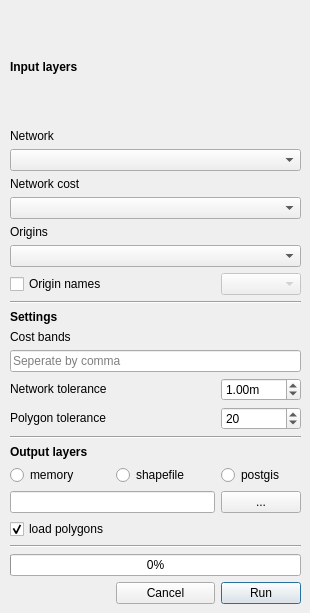
First picture: the form in esstoolkit/catchment_analyser/catchment_analyser_dialog_base.ui, repository SpaceGroupUCL/qgisSpaceSyntaxToolkit, before the edit.
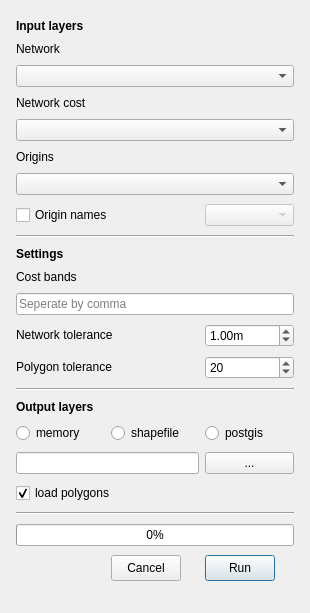
Second picture: the form after the edit.

Commit message: ui fixes and catchment output

Patch:
```diff
--- a/esstoolkit/catchment_analyser/catchment_analyser_dialog_base.ui
+++ b/esstoolkit/catchment_analyser/catchment_analyser_dialog_base.ui
@@ -11,7 +11,7 @@
    </rect>
   </property>
   <property name="sizePolicy">
-   <sizepolicy hsizetype="MinimumExpanding" vsizetype="MinimumExpanding">
+   <sizepolicy hsizetype="Preferred" vsizetype="Preferred">
     <horstretch>0</horstretch>
     <verstretch>0</verstretch>
    </sizepolicy>
@@ -37,74 +37,81 @@
   <property name="modal">
    <bool>false</bool>
   </property>
-  <widget class="QWidget" name="layoutWidget">
-   <property name="geometry">
-    <rect>
-     <x>10</x>
-     <y>10</y>
-     <width>291</width>
-     <height>594</height>
-    </rect>
-   </property>
+  <layout class="QHBoxLayout" name="horizontalLayout">
+   <item>
    <layout class="QGridLayout">
     <property name="sizeConstraint">
-     <enum>QLayout::SetMaximumSize</enum>
-    </property>
-    <item row="23" column="2">
-     <widget class="QPushButton" name="analysisButton">
+      <enum>QLayout::SetNoConstraint</enum>
+     </property>
+     <property name="leftMargin">
+      <number>5</number>
+     </property>
+     <property name="topMargin">
+      <number>5</number>
+     </property>
+     <property name="rightMargin">
+      <number>5</number>
+     </property>
+     <property name="bottomMargin">
+      <number>5</number>
+     </property>
+     <item row="13" column="2">
+      <widget class="QDoubleSpinBox" name="polygonTolSpin">
       <property name="sizePolicy">
-       <sizepolicy hsizetype="Fixed" vsizetype="Fixed">
+        <sizepolicy hsizetype="Minimum" vsizetype="Fixed">
         <horstretch>0</horstretch>
         <verstretch>0</verstretch>
        </sizepolicy>
       </property>
-      <property name="focusPolicy">
-       <enum>Qt::StrongFocus</enum>
-      </property>
-      <property name="text">
-       <string>  Run  </string>
-      </property>
-      <property name="iconSize">
+       <property name="minimumSize">
        <size>
-        <width>16</width>
-        <height>16</height>
-       </size>
-      </property>
-      <property name="default">
-       <bool>false</bool>
-      </property>
-      <property name="flat">
-       <bool>false</bool>
-      </property>
-     </widget>
-    </item>
-    <item row="12" column="0" colspan="2">
-     <widget class="QLabel" name="label_4">
-      <property name="sizePolicy">
-       <sizepolicy hsizetype="Minimum" vsizetype="Fixed">
-        <horstretch>0</horstretch>
-        <verstretch>0</verstretch>
-       </sizepolicy>
-      </property>
-      <property name="text">
-       <string>Cost bands</string>
+         <width>0</width>
+         <height>0</height>
+        </size>
+       </property>
+       <property name="decimals">
+        <number>0</number>
+       </property>
+       <property name="maximum">
+        <double>99.000000000000000</double>
+       </property>
+       <property name="singleStep">
+        <double>1.000000000000000</double>
+       </property>
+       <property name="value">
+        <double>20.000000000000000</double>
       </property>
      </widget>
     </item>
-    <item row="21" column="0" colspan="3">
-     <widget class="Line" name="line_3">
+     <item row="12" column="2">
+      <widget class="QDoubleSpinBox" name="networkTolSpin">
       <property name="sizePolicy">
        <sizepolicy hsizetype="Minimum" vsizetype="Fixed">
         <horstretch>0</horstretch>
         <verstretch>0</verstretch>
        </sizepolicy>
       </property>
-      <property name="orientation">
-       <enum>Qt::Horizontal</enum>
-      </property>
-     </widget>
-    </item>
-    <item row="15" column="0" colspan="2">
+       <property name="minimumSize">
+        <size>
+         <width>0</width>
+         <height>0</height>
+        </size>
+       </property>
+       <property name="suffix">
+        <string>m</string>
+       </property>
+       <property name="maximum">
+        <double>100.000000000000000</double>
+       </property>
+       <property name="singleStep">
+        <double>0.100000000000000</double>
+       </property>
+       <property name="value">
+        <double>1.000000000000000</double>
+       </property>
+      </widget>
+     </item>
+     <item row="13" column="0" colspan="2">
      <widget class="QLabel" name="label_5">
       <property name="sizePolicy">
        <sizepolicy hsizetype="Minimum" vsizetype="Fixed">
@@ -117,79 +124,42 @@
       </property>
      </widget>
     </item>
-    <item row="6" column="0" colspan="3">
-     <widget class="QComboBox" name="originsCombo">
-      <property name="sizePolicy">
-       <sizepolicy hsizetype="Minimum" vsizetype="Fixed">
-        <horstretch>0</horstretch>
-        <verstretch>0</verstretch>
-       </sizepolicy>
-      </property>
-     </widget>
-    </item>
-    <item row="5" column="0" colspan="2">
-     <widget class="QLabel" name="origin_layer">
-      <property name="sizePolicy">
-       <sizepolicy hsizetype="Minimum" vsizetype="Fixed">
-        <horstretch>0</horstretch>
-        <verstretch>0</verstretch>
-       </sizepolicy>
-      </property>
-      <property name="text">
-       <string>Origins</string>
-      </property>
-     </widget>
-    </item>
-    <item row="22" column="0" colspan="3">
-     <widget class="QProgressBar" name="analysisProgress">
-      <property name="sizePolicy">
-       <sizepolicy hsizetype="Minimum" vsizetype="Fixed">
-        <horstretch>0</horstretch>
-        <verstretch>0</verstretch>
-       </sizepolicy>
-      </property>
-      <property name="value">
-       <number>0</number>
-      </property>
-     </widget>
-    </item>
-    <item row="9" column="2">
-     <widget class="QComboBox" name="nameCombo">
-      <property name="enabled">
-       <bool>false</bool>
-      </property>
-      <property name="sizePolicy">
-       <sizepolicy hsizetype="Minimum" vsizetype="Fixed">
-        <horstretch>0</horstretch>
-        <verstretch>0</verstretch>
-       </sizepolicy>
-      </property>
-     </widget>
-    </item>
     <item row="9" column="0" colspan="2">
-     <widget class="QCheckBox" name="nameCheck">
-      <property name="contextMenuPolicy">
-       <enum>Qt::PreventContextMenu</enum>
-      </property>
+      <widget class="QLabel" name="label_6">
+       <property name="sizePolicy">
+        <sizepolicy hsizetype="Minimum" vsizetype="Fixed">
+         <horstretch>0</horstretch>
+         <verstretch>0</verstretch>
+        </sizepolicy>
+       </property>
+       <property name="font">
+        <font>
+         <weight>75</weight>
+         <bold>true</bold>
+        </font>
+       </property>
       <property name="text">
-       <string>Origin names</string>
-      </property>
-      <property name="checked">
-       <bool>false</bool>
-      </property>
-     </widget>
-    </item>
-    <item row="18" column="2">
-     <widget class="QRadioButton" name="postgisRadioButton">
+        <string>Settings</string>
+       </property>
+      </widget>
+     </item>
+     <item row="12" column="0" colspan="2">
+      <widget class="QLabel" name="label">
+       <property name="sizePolicy">
+        <sizepolicy hsizetype="Minimum" vsizetype="Fixed">
+         <horstretch>0</horstretch>
+         <verstretch>0</verstretch>
+        </sizepolicy>
+       </property>
       <property name="text">
-       <string>postgis</string>
+        <string>Network tolerance</string>
       </property>
      </widget>
     </item>
-    <item row="13" column="0" colspan="3">
+     <item row="11" column="0" colspan="3">
      <widget class="QLineEdit" name="distancesText">
       <property name="sizePolicy">
-       <sizepolicy hsizetype="Minimum" vsizetype="Fixed">
+        <sizepolicy hsizetype="MinimumExpanding" vsizetype="Fixed">
         <horstretch>0</horstretch>
         <verstretch>0</verstretch>
        </sizepolicy>
@@ -217,21 +187,8 @@
       </property>
      </widget>
     </item>
-    <item row="0" column="0" colspan="2">
-     <widget class="QLabel" name="label_2">
-      <property name="font">
-       <font>
-        <weight>75</weight>
-        <bold>true</bold>
-       </font>
-      </property>
-      <property name="text">
-       <string>Input layers</string>
-      </property>
-     </widget>
-    </item>
-    <item row="14" column="0" colspan="2">
-     <widget class="QLabel" name="label">
+     <item row="10" column="0" colspan="2">
+      <widget class="QLabel" name="label_4">
       <property name="sizePolicy">
        <sizepolicy hsizetype="Minimum" vsizetype="Fixed">
         <horstretch>0</horstretch>
@@ -239,84 +196,14 @@
        </sizepolicy>
       </property>
       <property name="text">
-       <string>Network tolerance</string>
-      </property>
-     </widget>
-    </item>
-    <item row="23" column="1">
-     <widget class="QPushButton" name="cancelButton">
-      <property name="sizePolicy">
-       <sizepolicy hsizetype="Minimum" vsizetype="Fixed">
-        <horstretch>0</horstretch>
-        <verstretch>0</verstretch>
-       </sizepolicy>
-      </property>
-      <property name="focusPolicy">
-       <enum>Qt::NoFocus</enum>
-      </property>
-      <property name="text">
-       <string>Cancel</string>
-      </property>
-     </widget>
-    </item>
-    <item row="15" column="2">
-     <widget class="QDoubleSpinBox" name="polygonTolSpin">
-      <property name="sizePolicy">
-       <sizepolicy hsizetype="Minimum" vsizetype="Fixed">
-        <horstretch>0</horstretch>
-        <verstretch>0</verstretch>
-       </sizepolicy>
-      </property>
-      <property name="minimumSize">
-       <size>
-        <width>0</width>
-        <height>0</height>
-       </size>
-      </property>
-      <property name="decimals">
-       <number>0</number>
-      </property>
-      <property name="maximum">
-       <double>99.000000000000000</double>
-      </property>
-      <property name="singleStep">
-       <double>1.000000000000000</double>
-      </property>
-      <property name="value">
-       <double>20.000000000000000</double>
-      </property>
-     </widget>
-    </item>
-    <item row="18" column="1">
-     <widget class="QRadioButton" name="shpRadioButton">
-      <property name="text">
-       <string>shapefile</string>
-      </property>
-     </widget>
-    </item>
-    <item row="11" column="0" colspan="2">
-     <widget class="QLabel" name="label_6">
-      <property name="sizePolicy">
-       <sizepolicy hsizetype="Minimum" vsizetype="Fixed">
-        <horstretch>0</horstretch>
-        <verstretch>0</verstretch>
-       </sizepolicy>
-      </property>
-      <property name="font">
-       <font>
-        <weight>75</weight>
-        <bold>true</bold>
-       </font>
-      </property>
-      <property name="text">
-       <string>Settings</string>
+        <string>Cost bands</string>
       </property>
      </widget>
     </item>
     <item row="1" column="0" colspan="2">
      <widget class="QLabel" name="network_layer">
       <property name="sizePolicy">
-       <sizepolicy hsizetype="Minimum" vsizetype="Fixed">
+        <sizepolicy hsizetype="MinimumExpanding" vsizetype="Fixed">
         <horstretch>0</horstretch>
         <verstretch>0</verstretch>
        </sizepolicy>
@@ -329,18 +216,57 @@
       </property>
      </widget>
     </item>
-    <item row="20" column="0" colspan="2">
-     <widget class="QCheckBox" name="polygonCheck">
+     <item row="7" column="0" colspan="2">
+      <widget class="QCheckBox" name="nameCheck">
+       <property name="contextMenuPolicy">
+        <enum>Qt::PreventContextMenu</enum>
+       </property>
       <property name="text">
-       <string>load polygons</string>
+        <string>Origin names</string>
       </property>
       <property name="checked">
+        <bool>false</bool>
+       </property>
+      </widget>
+     </item>
+     <item row="5" column="0" colspan="2">
+      <widget class="QLabel" name="origin_layer">
+       <property name="sizePolicy">
+        <sizepolicy hsizetype="MinimumExpanding" vsizetype="Fixed">
+         <horstretch>0</horstretch>
+         <verstretch>0</verstretch>
+        </sizepolicy>
+       </property>
+       <property name="text">
+        <string>Origins</string>
+       </property>
+      </widget>
+     </item>
+     <item row="4" column="0" colspan="3">
+      <widget class="QComboBox" name="costCombo">
+       <property name="enabled">
        <bool>true</bool>
       </property>
-     </widget>
-    </item>
-    <item row="17" column="0" colspan="2">
-     <widget class="QLabel" name="label_3">
+       <property name="sizePolicy">
+        <sizepolicy hsizetype="MinimumExpanding" vsizetype="Fixed">
+         <horstretch>0</horstretch>
+         <verstretch>0</verstretch>
+        </sizepolicy>
+       </property>
+      </widget>
+     </item>
+     <item row="6" column="0" colspan="3">
+      <widget class="QComboBox" name="originsCombo">
+       <property name="sizePolicy">
+        <sizepolicy hsizetype="MinimumExpanding" vsizetype="Fixed">
+         <horstretch>0</horstretch>
+         <verstretch>0</verstretch>
+        </sizepolicy>
+       </property>
+      </widget>
+     </item>
+     <item row="0" column="0" colspan="2">
+      <widget class="QLabel" name="label_2">
       <property name="sizePolicy">
        <sizepolicy hsizetype="Minimum" vsizetype="Fixed">
         <horstretch>0</horstretch>
@@ -354,11 +280,21 @@
        </font>
       </property>
       <property name="text">
-       <string>Output layers</string>
+        <string>Input layers</string>
       </property>
      </widget>
     </item>
-    <item row="10" column="0" colspan="3">
+     <item row="2" column="0" colspan="3">
+      <widget class="QComboBox" name="networkCombo">
+       <property name="sizePolicy">
+        <sizepolicy hsizetype="MinimumExpanding" vsizetype="Fixed">
+         <horstretch>0</horstretch>
+         <verstretch>0</verstretch>
+        </sizepolicy>
+       </property>
+      </widget>
+     </item>
+     <item row="8" column="0" colspan="3">
      <widget class="Line" name="line">
       <property name="sizePolicy">
        <sizepolicy hsizetype="Minimum" vsizetype="Fixed">
@@ -371,29 +307,39 @@
       </property>
      </widget>
     </item>
-    <item row="19" column="0" colspan="2">
-     <widget class="QLineEdit" name="networkText">
+     <item row="7" column="2">
+      <widget class="QComboBox" name="nameCombo">
+       <property name="enabled">
+        <bool>false</bool>
+       </property>
       <property name="sizePolicy">
        <sizepolicy hsizetype="Minimum" vsizetype="Fixed">
         <horstretch>0</horstretch>
         <verstretch>0</verstretch>
        </sizepolicy>
       </property>
-      <property name="minimumSize">
-       <size>
-        <width>0</width>
-        <height>0</height>
-       </size>
-      </property>
-     </widget>
-    </item>
-    <item row="19" column="2">
+      </widget>
+     </item>
+     <item row="3" column="0" colspan="2">
+      <widget class="QLabel" name="label_7">
+       <property name="sizePolicy">
+        <sizepolicy hsizetype="MinimumExpanding" vsizetype="Fixed">
+         <horstretch>0</horstretch>
+         <verstretch>0</verstretch>
+        </sizepolicy>
+       </property>
+       <property name="text">
+        <string>Network cost</string>
+       </property>
+      </widget>
+     </item>
+     <item row="17" column="2">
      <widget class="QPushButton" name="networkSaveButton">
       <property name="enabled">
        <bool>true</bool>
       </property>
       <property name="sizePolicy">
-       <sizepolicy hsizetype="Fixed" vsizetype="Fixed">
+        <sizepolicy hsizetype="MinimumExpanding" vsizetype="Fixed">
         <horstretch>0</horstretch>
         <verstretch>0</verstretch>
        </sizepolicy>
@@ -433,86 +379,182 @@
       </property>
      </widget>
     </item>
-    <item row="16" column="0" colspan="3">
+     <item row="17" column="0" colspan="2">
+      <widget class="QLineEdit" name="networkText">
+       <property name="sizePolicy">
+        <sizepolicy hsizetype="Minimum" vsizetype="Fixed">
+         <horstretch>0</horstretch>
+         <verstretch>0</verstretch>
+        </sizepolicy>
+       </property>
+       <property name="minimumSize">
+        <size>
+         <width>0</width>
+         <height>0</height>
+        </size>
+       </property>
+      </widget>
+     </item>
+     <item row="14" column="0" colspan="3">
      <widget class="Line" name="line_2">
       <property name="orientation">
        <enum>Qt::Horizontal</enum>
       </property>
      </widget>
     </item>
-    <item row="2" column="0" colspan="3">
-     <widget class="QComboBox" name="networkCombo">
+     <item row="16" column="1">
+      <widget class="QRadioButton" name="shpRadioButton">
       <property name="sizePolicy">
-       <sizepolicy hsizetype="Minimum" vsizetype="Fixed">
+        <sizepolicy hsizetype="MinimumExpanding" vsizetype="Fixed">
         <horstretch>0</horstretch>
         <verstretch>0</verstretch>
        </sizepolicy>
       </property>
-     </widget>
-    </item>
-    <item row="18" column="0">
+       <property name="text">
+        <string>shapefile</string>
+       </property>
+      </widget>
+     </item>
+     <item row="16" column="2">
+      <widget class="QRadioButton" name="postgisRadioButton">
+       <property name="sizePolicy">
+        <sizepolicy hsizetype="MinimumExpanding" vsizetype="Fixed">
+         <horstretch>0</horstretch>
+         <verstretch>0</verstretch>
+        </sizepolicy>
+       </property>
+       <property name="text">
+        <string>postgis</string>
+       </property>
+      </widget>
+     </item>
+     <item row="16" column="0">
      <widget class="QRadioButton" name="memoryRadioButton">
+       <property name="sizePolicy">
+        <sizepolicy hsizetype="MinimumExpanding" vsizetype="Fixed">
+         <horstretch>0</horstretch>
+         <verstretch>0</verstretch>
+        </sizepolicy>
+       </property>
       <property name="text">
        <string>memory</string>
       </property>
      </widget>
     </item>
-    <item row="4" column="0" colspan="3">
-     <widget class="QComboBox" name="costCombo">
-      <property name="enabled">
+     <item row="15" column="0" colspan="2">
+      <widget class="QLabel" name="label_3">
+       <property name="sizePolicy">
+        <sizepolicy hsizetype="MinimumExpanding" vsizetype="Fixed">
+         <horstretch>0</horstretch>
+         <verstretch>0</verstretch>
+        </sizepolicy>
+       </property>
+       <property name="font">
+        <font>
+         <weight>75</weight>
+         <bold>true</bold>
+        </font>
+       </property>
+       <property name="text">
+        <string>Output layers</string>
+       </property>
+      </widget>
+     </item>
+     <item row="21" column="1">
+      <widget class="QPushButton" name="cancelButton">
+       <property name="sizePolicy">
+        <sizepolicy hsizetype="MinimumExpanding" vsizetype="Fixed">
+         <horstretch>0</horstretch>
+         <verstretch>0</verstretch>
+        </sizepolicy>
+       </property>
+       <property name="maximumSize">
+        <size>
+         <width>70</width>
+         <height>26</height>
+        </size>
+       </property>
+       <property name="focusPolicy">
+        <enum>Qt::NoFocus</enum>
+       </property>
+       <property name="text">
+        <string>Cancel</string>
+       </property>
+      </widget>
+     </item>
+     <item row="18" column="0" colspan="2">
+      <widget class="QCheckBox" name="polygonCheck">
+       <property name="text">
+        <string>load polygons</string>
+       </property>
+       <property name="checked">
        <bool>true</bool>
       </property>
+      </widget>
+     </item>
+     <item row="21" column="2">
+      <widget class="QPushButton" name="analysisButton">
       <property name="sizePolicy">
-       <sizepolicy hsizetype="Minimum" vsizetype="Fixed">
+        <sizepolicy hsizetype="MinimumExpanding" vsizetype="Fixed">
         <horstretch>0</horstretch>
         <verstretch>0</verstretch>
        </sizepolicy>
       </property>
-     </widget>
-    </item>
-    <item row="14" column="2">
-     <widget class="QDoubleSpinBox" name="networkTolSpin">
+       <property name="maximumSize">
+        <size>
+         <width>70</width>
+         <height>26</height>
+        </size>
+       </property>
+       <property name="focusPolicy">
+        <enum>Qt::StrongFocus</enum>
+       </property>
+       <property name="text">
+        <string>  Run  </string>
+       </property>
+       <property name="iconSize">
+        <size>
+         <width>16</width>
+         <height>16</height>
+        </size>
+       </property>
+       <property name="default">
+        <bool>false</bool>
+       </property>
+       <property name="flat">
+        <bool>false</bool>
+       </property>
+      </widget>
+     </item>
+     <item row="19" column="0" colspan="3">
+      <widget class="Line" name="line_3">
       <property name="sizePolicy">
        <sizepolicy hsizetype="Minimum" vsizetype="Fixed">
         <horstretch>0</horstretch>
         <verstretch>0</verstretch>
        </sizepolicy>
       </property>
-      <property name="minimumSize">
-       <size>
-        <width>0</width>
-        <height>0</height>
-       </size>
-      </property>
-      <property name="suffix">
-       <string>m</string>
-      </property>
-      <property name="maximum">
-       <double>100.000000000000000</double>
-      </property>
-      <property name="singleStep">
-       <double>0.100000000000000</double>
+       <property name="orientation">
+        <enum>Qt::Horizontal</enum>
+       </property>
+      </widget>
+     </item>
+     <item row="20" column="0" colspan="3">
+      <widget class="QProgressBar" name="analysisProgress">
+       <property name="sizePolicy">
+        <sizepolicy hsizetype="Minimum" vsizetype="Fixed">
+         <horstretch>0</horstretch>
+         <verstretch>0</verstretch>
+        </sizepolicy>
       </property>
       <property name="value">
-       <double>1.000000000000000</double>
+        <number>0</number>
       </property>
      </widget>
     </item>
-    <item row="3" column="0" colspan="2">
-     <widget class="QLabel" name="label_7">
-      <property name="sizePolicy">
-       <sizepolicy hsizetype="Minimum" vsizetype="Fixed">
-        <horstretch>0</horstretch>
-        <verstretch>0</verstretch>
-       </sizepolicy>
-      </property>
-      <property name="text">
-       <string>Network cost</string>
-      </property>
-     </widget>
-    </item>
-   </layout>
-  </widget>
+    </layout>
+   </item>
+  </layout>
  </widget>
  <resources/>
  <connections/>
```
Lines whose indentation alone changed are shown as unchanged. The commit also changes 6 other files.
